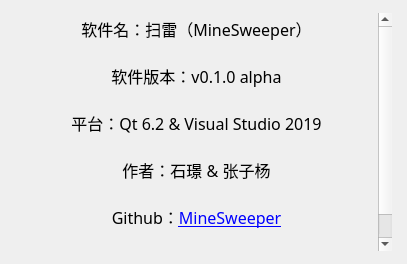
The window that src/about.ui (reeink/mine-sweeper) describes before a commit, drawn with Qt 5.
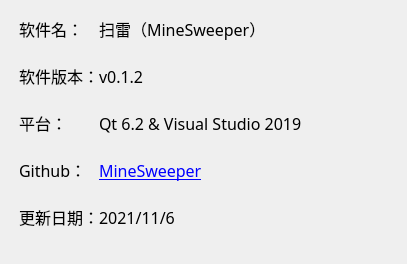
The same window after the commit. Icons and pictures are not drawn.

What changed in the file:
```diff
--- a/src/about.ui
+++ b/src/about.ui
@@ -13,7 +13,7 @@
   <property name="minimumSize">
    <size>
     <width>407</width>
-    <height>220</height>
+    <height>223</height>
    </size>
   </property>
   <property name="maximumSize">
@@ -336,17 +336,15 @@
 &lt;html&gt;&lt;head&gt;&lt;meta name=&quot;qrichtext&quot; content=&quot;1&quot; /&gt;&lt;style type=&quot;text/css&quot;&gt;
 p, li { white-space: pre-wrap; }
 &lt;/style&gt;&lt;/head&gt;&lt;body style=&quot; font-family:'思源黑体'; font-size:10pt; font-weight:400; font-style:normal;&quot;&gt;
-&lt;p align=&quot;center&quot; style=&quot; margin-top:0px; margin-bottom:0px; margin-left:0px; margin-right:0px; -qt-block-indent:0; text-indent:0px;&quot;&gt;&lt;span style=&quot; font-family:'SimSun'; font-size:12pt;&quot;&gt;软件名：扫雷（MineSweeper）&lt;/span&gt;&lt;/p&gt;
-&lt;p align=&quot;center&quot; style=&quot;-qt-paragraph-type:empty; margin-top:0px; margin-bottom:0px; margin-left:0px; margin-right:0px; -qt-block-indent:0; text-indent:0px; font-family:'SimSun'; font-size:12pt;&quot;&gt;&lt;br /&gt;&lt;/p&gt;
-&lt;p align=&quot;center&quot; style=&quot; margin-top:0px; margin-bottom:0px; margin-left:0px; margin-right:0px; -qt-block-indent:0; text-indent:0px;&quot;&gt;&lt;span style=&quot; font-family:'SimSun'; font-size:12pt;&quot;&gt;软件版本：v0.1.0 alpha&lt;/span&gt;&lt;/p&gt;
-&lt;p align=&quot;center&quot; style=&quot;-qt-paragraph-type:empty; margin-top:0px; margin-bottom:0px; margin-left:0px; margin-right:0px; -qt-block-indent:0; text-indent:0px; font-family:'SimSun'; font-size:12pt;&quot;&gt;&lt;br /&gt;&lt;/p&gt;
-&lt;p align=&quot;center&quot; style=&quot; margin-top:0px; margin-bottom:0px; margin-left:0px; margin-right:0px; -qt-block-indent:0; text-indent:0px;&quot;&gt;&lt;span style=&quot; font-family:'SimSun'; font-size:12pt;&quot;&gt;平台：Qt 6.2 &amp;amp; Visual Studio 2019&lt;/span&gt;&lt;/p&gt;
-&lt;p align=&quot;center&quot; style=&quot;-qt-paragraph-type:empty; margin-top:0px; margin-bottom:0px; margin-left:0px; margin-right:0px; -qt-block-indent:0; text-indent:0px; font-family:'SimSun'; font-size:12pt;&quot;&gt;&lt;br /&gt;&lt;/p&gt;
-&lt;p align=&quot;center&quot; style=&quot; margin-top:0px; margin-bottom:0px; margin-left:0px; margin-right:0px; -qt-block-indent:0; text-indent:0px;&quot;&gt;&lt;span style=&quot; font-family:'SimSun'; font-size:12pt;&quot;&gt;作者：石璟 &amp;amp; 张子杨&lt;/span&gt;&lt;/p&gt;
-&lt;p align=&quot;center&quot; style=&quot;-qt-paragraph-type:empty; margin-top:0px; margin-bottom:0px; margin-left:0px; margin-right:0px; -qt-block-indent:0; text-indent:0px; font-family:'SimSun'; font-size:12pt;&quot;&gt;&lt;br /&gt;&lt;/p&gt;
-&lt;p align=&quot;center&quot; style=&quot; margin-top:0px; margin-bottom:0px; margin-left:0px; margin-right:0px; -qt-block-indent:0; text-indent:0px;&quot;&gt;&lt;span style=&quot; font-family:'SimSun'; font-size:12pt;&quot;&gt;Github：&lt;/span&gt;&lt;a href=&quot;https://github.com/sperjar/MineSweeper&quot;&gt;&lt;span style=&quot; font-family:'SimSun'; font-size:12pt; text-decoration: underline; color:#0000ff;&quot;&gt;MineSweeper&lt;/span&gt;&lt;/a&gt;&lt;/p&gt;
-&lt;p align=&quot;center&quot; style=&quot;-qt-paragraph-type:empty; margin-top:0px; margin-bottom:0px; margin-left:0px; margin-right:0px; -qt-block-indent:0; text-indent:0px; font-family:'SimSun'; font-size:12pt; text-decoration: underline; color:#0000ff;&quot;&gt;&lt;br /&gt;&lt;/p&gt;
-&lt;p align=&quot;center&quot; style=&quot; margin-top:0px; margin-bottom:0px; margin-left:0px; margin-right:0px; -qt-block-indent:0; text-indent:0px;&quot;&gt;&lt;span style=&quot; font-family:'SimSun'; font-size:12pt;&quot;&gt;最后更新日期：2021/11/2&lt;/span&gt;&lt;/p&gt;&lt;/body&gt;&lt;/html&gt;</string>
+&lt;p style=&quot; margin-top:0px; margin-bottom:0px; margin-left:0px; margin-right:0px; -qt-block-indent:0; text-indent:0px;&quot;&gt;&lt;span style=&quot; font-family:'SimSun'; font-size:12pt;&quot;&gt;软件名：	扫雷（MineSweeper）&lt;/span&gt;&lt;/p&gt;
+&lt;p style=&quot;-qt-paragraph-type:empty; margin-top:0px; margin-bottom:0px; margin-left:0px; margin-right:0px; -qt-block-indent:0; text-indent:0px; font-family:'SimSun'; font-size:12pt;&quot;&gt;&lt;br /&gt;&lt;/p&gt;
+&lt;p style=&quot; margin-top:0px; margin-bottom:0px; margin-left:0px; margin-right:0px; -qt-block-indent:0; text-indent:0px;&quot;&gt;&lt;span style=&quot; font-family:'SimSun'; font-size:12pt;&quot;&gt;软件版本：v0.1.2&lt;/span&gt;&lt;/p&gt;
+&lt;p style=&quot;-qt-paragraph-type:empty; margin-top:0px; margin-bottom:0px; margin-left:0px; margin-right:0px; -qt-block-indent:0; text-indent:0px; font-family:'SimSun'; font-size:12pt;&quot;&gt;&lt;br /&gt;&lt;/p&gt;
+&lt;p style=&quot; margin-top:0px; margin-bottom:0px; margin-left:0px; margin-right:0px; -qt-block-indent:0; text-indent:0px;&quot;&gt;&lt;span style=&quot; font-family:'SimSun'; font-size:12pt;&quot;&gt;平台：	Qt 6.2 &amp;amp; Visual Studio 2019&lt;/span&gt;&lt;/p&gt;
+&lt;p style=&quot;-qt-paragraph-type:empty; margin-top:0px; margin-bottom:0px; margin-left:0px; margin-right:0px; -qt-block-indent:0; text-indent:0px; font-family:'SimSun'; font-size:12pt;&quot;&gt;&lt;br /&gt;&lt;/p&gt;
+&lt;p style=&quot; margin-top:0px; margin-bottom:0px; margin-left:0px; margin-right:0px; -qt-block-indent:0; text-indent:0px;&quot;&gt;&lt;span style=&quot; font-family:'SimSun'; font-size:12pt;&quot;&gt;Github：	&lt;/span&gt;&lt;a href=&quot;https://github.com/sperjar/MineSweeper&quot;&gt;&lt;span style=&quot; font-family:'SimSun'; font-size:12pt; text-decoration: underline; color:#0000ff;&quot;&gt;MineSweeper&lt;/span&gt;&lt;/a&gt;&lt;/p&gt;
+&lt;p style=&quot;-qt-paragraph-type:empty; margin-top:0px; margin-bottom:0px; margin-left:0px; margin-right:0px; -qt-block-indent:0; text-indent:0px; font-family:'SimSun'; font-size:12pt; text-decoration: underline; color:#0000ff;&quot;&gt;&lt;br /&gt;&lt;/p&gt;
+&lt;p style=&quot; margin-top:0px; margin-bottom:0px; margin-left:0px; margin-right:0px; -qt-block-indent:0; text-indent:0px;&quot;&gt;&lt;span style=&quot; font-family:'SimSun'; font-size:12pt;&quot;&gt;更新日期：2021/11/6&lt;/span&gt;&lt;/p&gt;&lt;/body&gt;&lt;/html&gt;</string>
        </property>
        <property name="textInteractionFlags">
         <set>Qt::LinksAccessibleByKeyboard|Qt::LinksAccessibleByMouse</set>
```
